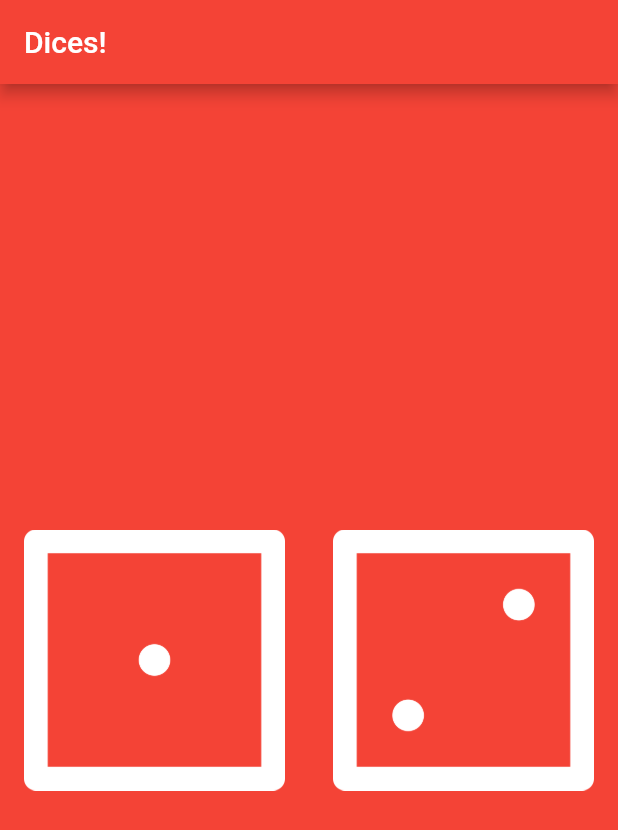
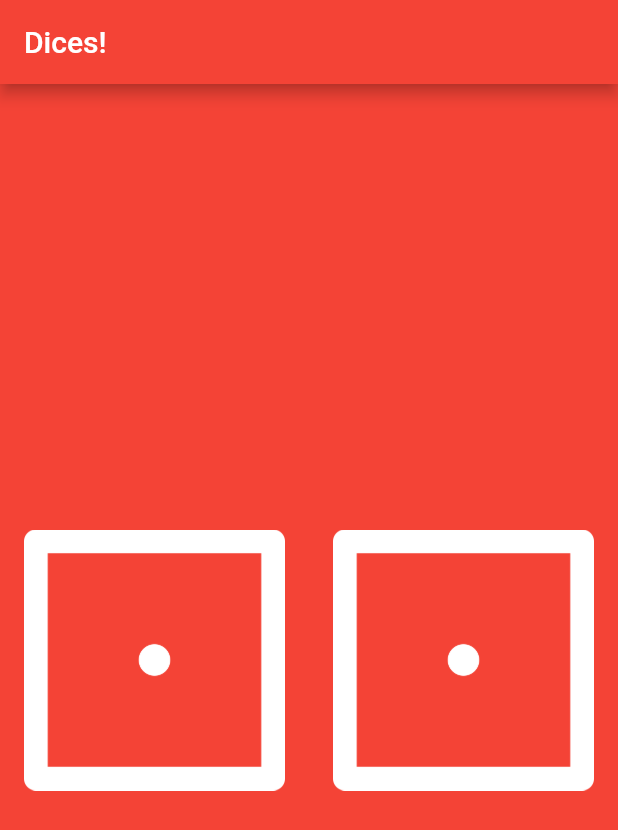
Before and after one commit to miguelopezv/dice-app, a Flutter app: the screen it shows after launch, on a phone screen of 412 x 824 dp. Shown: the top 830 px of the screen. Run offline on Flutter 3.47's test engine with Material 2 defaults, Android fonts, the phone set to English and light mode, and no system bars.

```diff
--- a/lib/main.dart
+++ b/lib/main.dart
@@ -1,4 +1,5 @@
 import 'package:flutter/material.dart';
+import 'dart:math';
 
 void main() => runApp(MaterialApp(
       home: Scaffold(
@@ -10,7 +11,15 @@ void main() => runApp(MaterialApp(
           body: DiceApp()),
     ));
 
-class DiceApp extends StatelessWidget {
+class DiceApp extends StatefulWidget {
+  @override
+  _DiceAppState createState() => _DiceAppState();
+}
+
+class _DiceAppState extends State<DiceApp> {
+  int leftDiceNumber = 1;
+  int rightDiceNumber = 1;
+
   @override
   Widget build(BuildContext context) {
     return Center(
@@ -19,9 +28,11 @@ class DiceApp extends StatelessWidget {
           Expanded(
             child: FlatButton(
               onPressed: () {
-                print('left button');
+                setState(() {
+                  leftDiceNumber = Random().nextInt(6) + 1;
+                });
               },
-              child: Image.asset('images/dice1.png'),
+              child: Image.asset('images/dice$leftDiceNumber.png'),
             ),
           ),
           Expanded(
@@ -29,7 +40,7 @@ class DiceApp extends StatelessWidget {
               onPressed: () {
                 print('right button');
               },
-              child: Image.asset('images/dice2.png'),
+              child: Image.asset('images/dice$rightDiceNumber.png'),
             ),
           ),
         ],
```
